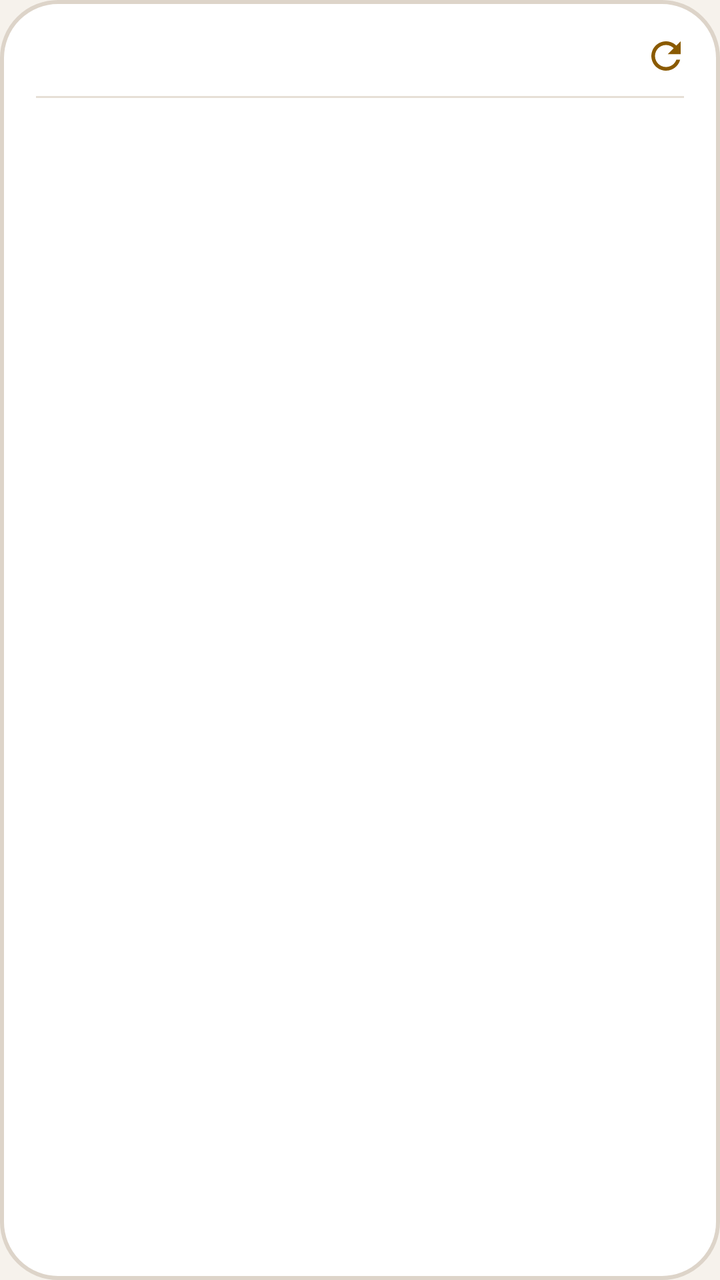
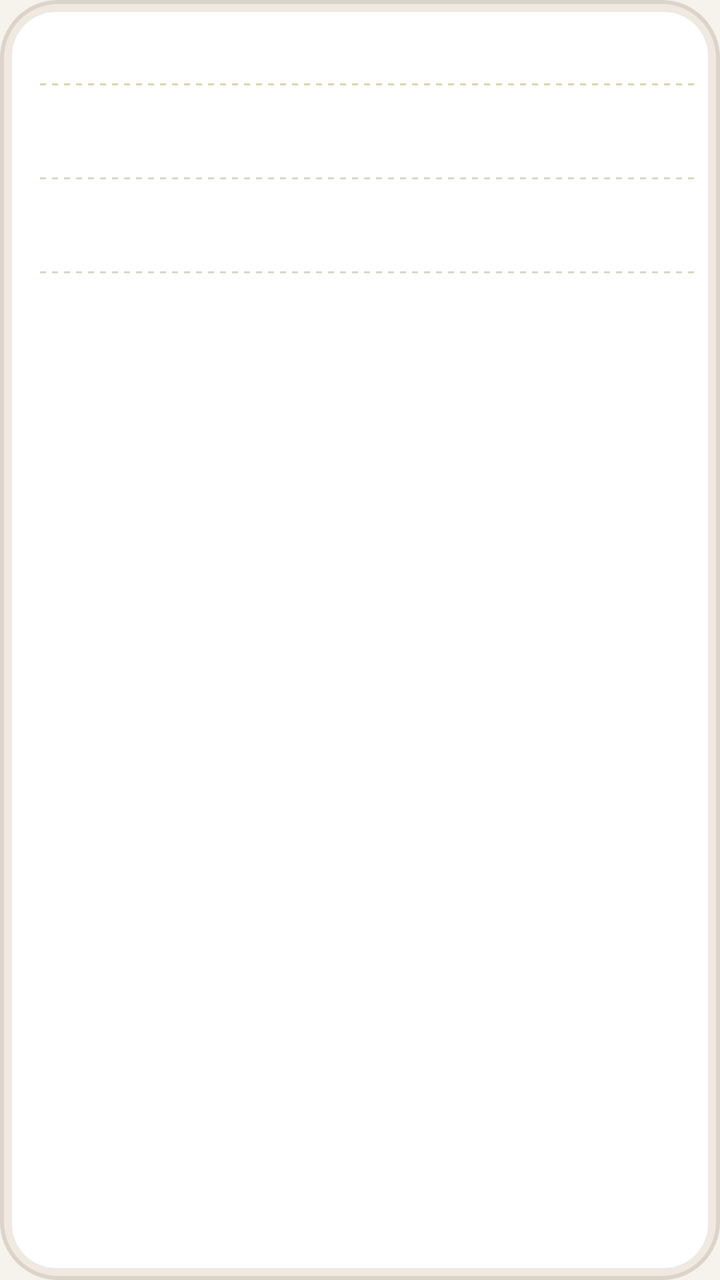

Screens rendered from an Android XML layout before and after an edit, with the pre-edit source and the edit as a unified diff.
<!-- AndroidManifest.xml: application theme Theme.PalinaRoma -->
<!-- res/layout/widget_tabellone.xml -->
<?xml version="1.0" encoding="utf-8"?>
<LinearLayout xmlns:android="http://schemas.android.com/apk/res/android"
    android:id="@+id/radice"
    android:layout_width="match_parent"
    android:layout_height="match_parent"
    android:background="@drawable/widget_fondo"
    android:orientation="vertical"
    android:paddingStart="18dp"
    android:paddingTop="12dp"
    android:paddingEnd="10dp"
    android:paddingBottom="10dp">

    <LinearLayout
        android:id="@+id/testata"
        android:layout_width="match_parent"
        android:layout_height="wrap_content"
        android:gravity="center_vertical"
        android:orientation="horizontal">

        <TextView
            android:id="@+id/etichetta"
            android:layout_width="wrap_content"
            android:layout_height="wrap_content"
            android:letterSpacing="0.1"
            android:maxLines="1"
            android:textColor="@color/widget_accento"
            android:textSize="12sp"
            android:textStyle="bold" />

        <TextView
            android:id="@+id/nome"
            android:layout_width="0dp"
            android:layout_height="wrap_content"
            android:layout_weight="1"
            android:ellipsize="end"
            android:maxLines="1"
            android:paddingStart="8dp"
            android:paddingEnd="6dp"
            android:textColor="@color/widget_tenue"
            android:textSize="13sp" />

        <TextView
            android:id="@+id/ora"
            android:layout_width="wrap_content"
            android:layout_height="wrap_content"
            android:fontFamily="@font/doto_nero"
            android:textColor="@color/widget_accento"
            android:textSize="17sp" />

        <ImageView
            android:id="@+id/aggiorna"
            android:layout_width="36dp"
            android:layout_height="32dp"
            android:paddingStart="8dp"
            android:paddingEnd="6dp"
            android:src="@drawable/ic_aggiorna" />
    </LinearLayout>

    <FrameLayout
        android:layout_width="match_parent"
        android:layout_height="1dp"
        android:layout_marginTop="4dp"
        android:layout_marginEnd="8dp"
        android:background="@color/widget_divisore" />

    <LinearLayout
        android:id="@+id/righe"
        android:layout_width="match_parent"
        android:layout_height="0dp"
        android:layout_weight="1"
        android:orientation="vertical">
    <LinearLayout
        android:id="@+id/riga1"
        android:layout_width="match_parent"
        android:layout_height="0dp"
        android:layout_weight="1"
        android:minHeight="40dp"
        android:gravity="center_vertical"
        android:orientation="horizontal"
        android:paddingEnd="6dp">

        <FrameLayout
            android:layout_width="wrap_content"
            android:layout_height="30dp"
            android:minWidth="42dp">

            <ImageView
                android:id="@+id/fondo1"
                android:layout_width="match_parent"
                android:layout_height="match_parent"
                android:importantForAccessibility="no"
                android:scaleType="fitXY"
                android:src="@drawable/widget_badge" />

            <TextView
                android:id="@+id/linea1"
                android:layout_width="wrap_content"
                android:layout_height="match_parent"
                android:layout_gravity="center"
                android:fontFamily="@font/doto_nero"
                android:gravity="center"
                android:maxLines="1"
                android:minWidth="42dp"
                android:paddingStart="5dp"
                android:paddingEnd="5dp"
                android:textColor="#FFFFFFFF"
                android:textSize="17sp" />
        </FrameLayout>

        <TextView
            android:id="@+id/capolinea1"
            android:layout_width="0dp"
            android:layout_height="wrap_content"
            android:layout_weight="1"
            android:ellipsize="end"
            android:maxLines="1"
            android:paddingStart="10dp"
            android:paddingEnd="6dp"
            android:textColor="@color/widget_testo"
            android:textSize="14sp" />

        <TextView
            android:id="@+id/tra1"
            android:layout_width="wrap_content"
            android:layout_height="wrap_content"
            android:fontFamily="@font/doto_nero"
            android:maxLines="1"
            android:textColor="@color/widget_accento"
            android:textSize="28sp" />
    </LinearLayout>
    <LinearLayout
        android:id="@+id/riga2"
        android:layout_width="match_parent"
        android:layout_height="0dp"
        android:layout_weight="1"
        android:minHeight="40dp"
        android:gravity="center_vertical"
        android:orientation="horizontal"
        android:paddingEnd="6dp">

        <FrameLayout
            android:layout_width="wrap_content"
            android:layout_height="30dp"
            android:minWidth="42dp">

            <ImageView
                android:id="@+id/fondo2"
                android:layout_width="match_parent"
                android:layout_height="match_parent"
                android:importantForAccessibility="no"
                android:scaleType="fitXY"
                android:src="@drawable/widget_badge" />

            <TextView
                android:id="@+id/linea2"
                android:layout_width="wrap_content"
                android:layout_height="match_parent"
                android:layout_gravity="center"
                android:fontFamily="@font/doto_nero"
                android:gravity="center"
                android:maxLines="1"
                android:minWidth="42dp"
                android:paddingStart="5dp"
                android:paddingEnd="5dp"
                android:textColor="#FFFFFFFF"
                android:textSize="17sp" />
        </FrameLayout>

        <TextView
            android:id="@+id/capolinea2"
            android:layout_width="0dp"
            android:layout_height="wrap_content"
            android:layout_weight="1"
            android:ellipsize="end"
            android:maxLines="1"
            android:paddingStart="10dp"
            android:paddingEnd="6dp"
            android:textColor="@color/widget_testo"
            android:textSize="14sp" />

        <TextView
            android:id="@+id/tra2"
            android:layout_width="wrap_content"
            android:layout_height="wrap_content"
            android:fontFamily="@font/doto_nero"
            android:maxLines="1"
            android:textColor="@color/widget_accento"
            android:textSize="28sp" />
    </LinearLayout>
    <LinearLayout
        android:id="@+id/riga3"
        android:layout_width="match_parent"
        android:layout_height="0dp"
        android:layout_weight="1"
        android:minHeight="40dp"
        android:gravity="center_vertical"
        android:orientation="horizontal"
        android:paddingEnd="6dp">

        <FrameLayout
            android:layout_width="wrap_content"
            android:layout_height="30dp"
            android:minWidth="42dp">

            <ImageView
                android:id="@+id/fondo3"
                android:layout_width="match_parent"
                android:layout_height="match_parent"
                android:importantForAccessibility="no"
                android:scaleType="fitXY"
                android:src="@drawable/widget_badge" />

            <TextView
                android:id="@+id/linea3"
                android:layout_width="wrap_content"
                android:layout_height="match_parent"
                android:layout_gravity="center"
                android:fontFamily="@font/doto_nero"
                android:gravity="center"
                android:maxLines="1"
                android:minWidth="42dp"
                android:paddingStart="5dp"
                android:paddingEnd="5dp"
                android:textColor="#FFFFFFFF"
                android:textSize="17sp" />
        </FrameLayout>

        <TextView
            android:id="@+id/capolinea3"
            android:layout_width="0dp"
            android:layout_height="wrap_content"
            android:layout_weight="1"
            android:ellipsize="end"
            android:maxLines="1"
            android:paddingStart="10dp"
            android:paddingEnd="6dp"
            android:textColor="@color/widget_testo"
            android:textSize="14sp" />

        <TextView
            android:id="@+id/tra3"
            android:layout_width="wrap_content"
            android:layout_height="wrap_content"
            android:fontFamily="@font/doto_nero"
            android:maxLines="1"
            android:textColor="@color/widget_accento"
            android:textSize="28sp" />
    </LinearLayout>
    </LinearLayout>

    <TextView
        android:id="@+id/nota"
        android:layout_width="match_parent"
        android:layout_height="wrap_content"
        android:ellipsize="end"
        android:maxLines="2"
        android:paddingTop="2dp"
        android:textColor="@color/widget_tenue"
        android:textSize="12sp" />
</LinearLayout>
<!-- resources referenced by this layout -->
<resources>
  <color name="widget_accento">#FF8A5A00</color>
  <color name="widget_divisore">#FFE6DFD6</color>
  <color name="widget_tenue">#FF5F5751</color>
  <color name="widget_testo">#FF1C1715</color>
  <!-- drawable ic_aggiorna (drawable) -->
  <?xml version="1.0" encoding="utf-8"?>
  <vector xmlns:android="http://schemas.android.com/apk/res/android"
      android:width="24dp"
      android:height="24dp"
      android:viewportWidth="24"
      android:viewportHeight="24">
      <path
          android:fillColor="@color/widget_accento"
          android:pathData="M17.65,6.35C16.2,4.9 14.21,4 12,4c-4.42,0 -7.99,3.58 -7.99,8s3.57,8 7.99,8c3.73,0 6.84,-2.55 7.73,-6h-2.08c-0.82,2.33 -3.04,4 -5.65,4 -3.31,0 -6,-2.69 -6,-6s2.69,-6 6,-6c1.66,0 3.14,0.69 4.22,1.78L13,11h7V4l-2.35,2.35z" />
  </vector>
  <!-- drawable widget_badge (drawable) -->
  <?xml version="1.0" encoding="utf-8"?>
  <shape xmlns:android="http://schemas.android.com/apk/res/android" android:shape="rectangle">
      <solid android:color="#FFFFFFFF" />
      <corners android:radius="7dp" />
  </shape>
  <!-- drawable widget_fondo (drawable) -->
  <?xml version="1.0" encoding="utf-8"?>
  <shape xmlns:android="http://schemas.android.com/apk/res/android" android:shape="rectangle">
      <solid android:color="@color/widget_fondo" />
      <stroke android:width="2dp" android:color="@color/widget_bordo" />
      <corners android:radius="28dp" />
  </shape>
  <style name="Theme.PalinaRoma" parent="android:Theme.Material.Light.NoActionBar">
          <item name="android:windowBackground">@color/sfondo</item>
      </style>
  <color name="widget_fondo">#FFFFFFFF</color>
  <color name="widget_bordo">#FFDDD4C9</color>
  <color name="sfondo">#FFF6F2EC</color>
</resources>

<!-- the commit's change to res/layout/widget_tabellone.xml (unified diff, before → after) -->
@@ -5,23 +5,24 @@
     android:layout_height="match_parent"
     android:background="@drawable/widget_fondo"
     android:orientation="vertical"
-    android:paddingStart="18dp"
-    android:paddingTop="12dp"
-    android:paddingEnd="10dp"
-    android:paddingBottom="10dp">
+    android:paddingStart="20dp"
+    android:paddingTop="16dp"
+    android:paddingEnd="12dp"
+    android:paddingBottom="12dp">
 
     <LinearLayout
         android:id="@+id/testata"
         android:layout_width="match_parent"
         android:layout_height="wrap_content"
         android:gravity="center_vertical"
-        android:orientation="horizontal">
+        android:orientation="horizontal"
+        android:paddingBottom="6dp">
 
         <TextView
             android:id="@+id/etichetta"
             android:layout_width="wrap_content"
             android:layout_height="wrap_content"
-            android:letterSpacing="0.1"
+            android:letterSpacing="0.117"
             android:maxLines="1"
             android:textColor="@color/widget_accento"
             android:textSize="12sp"
@@ -35,7 +36,7 @@
             android:ellipsize="end"
             android:maxLines="1"
             android:paddingStart="8dp"
-            android:paddingEnd="6dp"
+            android:paddingEnd="8dp"
             android:textColor="@color/widget_tenue"
             android:textSize="13sp" />
 
@@ -44,24 +45,16 @@
             android:layout_width="wrap_content"
             android:layout_height="wrap_content"
             android:fontFamily="@font/doto_nero"
+            android:includeFontPadding="false"
+            android:paddingEnd="8dp"
             android:textColor="@color/widget_accento"
             android:textSize="17sp" />
-
-        <ImageView
-            android:id="@+id/aggiorna"
-            android:layout_width="36dp"
-            android:layout_height="32dp"
-            android:paddingStart="8dp"
-            android:paddingEnd="6dp"
-            android:src="@drawable/ic_aggiorna" />
     </LinearLayout>
 
     <FrameLayout
         android:layout_width="match_parent"
         android:layout_height="1dp"
-        android:layout_marginTop="4dp"
-        android:layout_marginEnd="8dp"
-        android:background="@color/widget_divisore" />
+        android:background="@drawable/widget_tratto_testata" />
 
     <LinearLayout
         android:id="@+id/righe"
@@ -69,183 +62,195 @@
         android:layout_height="0dp"
         android:layout_weight="1"
         android:orientation="vertical">
-    <LinearLayout
-        android:id="@+id/riga1"
-        android:layout_width="match_parent"
-        android:layout_height="0dp"
-        android:layout_weight="1"
-        android:minHeight="40dp"
-        android:gravity="center_vertical"
-        android:orientation="horizontal"
-        android:paddingEnd="6dp">
+        <LinearLayout
+            android:id="@+id/riga1"
+            android:layout_width="match_parent"
+            android:layout_height="46dp"
+            android:gravity="center_vertical"
+            android:orientation="horizontal"
+            android:paddingEnd="8dp">
+
+            <FrameLayout
+                android:layout_width="wrap_content"
+                android:layout_height="30dp"
+                android:minWidth="42dp">
+
+                <ImageView
+                    android:id="@+id/fondo1"
+                    android:layout_width="match_parent"
+                    android:layout_height="match_parent"
+                    android:importantForAccessibility="no"
+                    android:scaleType="fitXY"
+                    android:src="@drawable/widget_badge" />
+
+                <TextView
+                    android:id="@+id/linea1"
+                    android:layout_width="wrap_content"
+                    android:layout_height="match_parent"
+                    android:layout_gravity="center"
+                    android:fontFamily="@font/doto_nero"
+                    android:gravity="center"
+                    android:includeFontPadding="false"
+                    android:maxLines="1"
+                    android:minWidth="42dp"
+                    android:paddingStart="5dp"
+                    android:paddingEnd="5dp"
+                    android:textColor="#FFFFFFFF"
+                    android:textSize="18sp" />
+            </FrameLayout>
+
+            <TextView
+                android:id="@+id/capolinea1"
+                android:layout_width="0dp"
+                android:layout_height="wrap_content"
+                android:layout_weight="1"
+                android:ellipsize="end"
+                android:maxLines="1"
+                android:paddingStart="10dp"
+                android:paddingEnd="10dp"
+                android:textColor="@color/widget_testo"
+                android:textSize="14sp" />
+
+            <TextView
+                android:id="@+id/tra1"
+                android:layout_width="wrap_content"
+                android:layout_height="wrap_content"
+                android:fontFamily="@font/doto_nero"
+                android:includeFontPadding="false"
+                android:maxLines="1"
+                android:textColor="@color/widget_accento"
+                android:textSize="28sp" />
+        </LinearLayout>
 
         <FrameLayout
-            android:layout_width="wrap_content"
-            android:layout_height="30dp"
-            android:minWidth="42dp">
-
-            <ImageView
-                android:id="@+id/fondo1"
-                android:layout_width="match_parent"
-                android:layout_height="match_parent"
-                android:importantForAccessibility="no"
-                android:scaleType="fitXY"
-                android:src="@drawable/widget_badge" />
-
-            <TextView
-                android:id="@+id/linea1"
-                android:layout_width="wrap_content"
-                android:layout_height="match_parent"
-                android:layout_gravity="center"
+            android:id="@+id/tratto1"
+            android:layout_width="match_parent"
+            android:layout_height="1dp"
+            android:background="@drawable/widget_tratto_riga" />
+        <LinearLayout
+            android:id="@+id/riga2"
+            android:layout_width="match_parent"
+            android:layout_height="46dp"
+            android:gravity="center_vertical"
+            android:orientation="horizontal"
+            android:paddingEnd="8dp">
+
+            <FrameLayout
+                android:layout_width="wrap_content"
+                android:layout_height="30dp"
+                android:minWidth="42dp">
+
+                <ImageView
+                    android:id="@+id/fondo2"
+                    android:layout_width="match_parent"
+                    android:layout_height="match_parent"
+                    android:importantForAccessibility="no"
+                    android:scaleType="fitXY"
+                    android:src="@drawable/widget_badge" />
+
+                <TextView
+                    android:id="@+id/linea2"
+                    android:layout_width="wrap_content"
+                    android:layout_height="match_parent"
+                    android:layout_gravity="center"
+                    android:fontFamily="@font/doto_nero"
+                    android:gravity="center"
+                    android:includeFontPadding="false"
+                    android:maxLines="1"
+                    android:minWidth="42dp"
+                    android:paddingStart="5dp"
+                    android:paddingEnd="5dp"
+                    android:textColor="#FFFFFFFF"
+                    android:textSize="18sp" />
+            </FrameLayout>
+
+            <TextView
+                android:id="@+id/capolinea2"
+                android:layout_width="0dp"
+                android:layout_height="wrap_content"
+                android:layout_weight="1"
+                android:ellipsize="end"
+                android:maxLines="1"
+                android:paddingStart="10dp"
+                android:paddingEnd="10dp"
+                android:textColor="@color/widget_testo"
+                android:textSize="14sp" />
+
+            <TextView
+                android:id="@+id/tra2"
+                android:layout_width="wrap_content"
+                android:layout_height="wrap_content"
                 android:fontFamily="@font/doto_nero"
-                android:gravity="center"
-                android:maxLines="1"
-                android:minWidth="42dp"
-                android:paddingStart="5dp"
-                android:paddingEnd="5dp"
-                android:textColor="#FFFFFFFF"
-                android:textSize="17sp" />
-        </FrameLayout>
-
-        <TextView
-            android:id="@+id/capolinea1"
-            android:layout_width="0dp"
-            android:layout_height="wrap_content"
-            android:layout_weight="1"
-            android:ellipsize="end"
-            android:maxLines="1"
-            android:paddingStart="10dp"
-            android:paddingEnd="6dp"
-            android:textColor="@color/widget_testo"
-            android:textSize="14sp" />
-
-        <TextView
-            android:id="@+id/tra1"
-            android:layout_width="wrap_content"
-            android:layout_height="wrap_content"
-            android:fontFamily="@font/doto_nero"
-            android:maxLines="1"
-            android:textColor="@color/widget_accento"
-            android:textSize="28sp" />
-    </LinearLayout>
-    <LinearLayout
-        android:id="@+id/riga2"
-        android:layout_width="match_parent"
-        android:layout_height="0dp"
-        android:layout_weight="1"
-        android:minHeight="40dp"
-        android:gravity="center_vertical"
-        android:orientation="horizontal"
-        android:paddingEnd="6dp">
+                android:includeFontPadding="false"
+                android:maxLines="1"
+                android:textColor="@color/widget_accento"
+                android:textSize="28sp" />
+        </LinearLayout>
 
         <FrameLayout
-            android:layout_width="wrap_content"
-            android:layout_height="30dp"
-            android:minWidth="42dp">
-
-            <ImageView
-                android:id="@+id/fondo2"
-                android:layout_width="match_parent"
-                android:layout_height="match_parent"
-                android:importantForAccessibility="no"
-                android:scaleType="fitXY"
-                android:src="@drawable/widget_badge" />
-
-            <TextView
-                android:id="@+id/linea2"
-                android:layout_width="wrap_content"
-                android:layout_height="match_parent"
-                android:layout_gravity="center"
+            android:id="@+id/tratto2"
+            android:layout_width="match_parent"
+            android:layout_height="1dp"
+            android:background="@drawable/widget_tratto_riga" />
+        <LinearLayout
+            android:id="@+id/riga3"
+            android:layout_width="match_parent"
+            android:layout_height="46dp"
+            android:gravity="center_vertical"
+            android:orientation="horizontal"
+            android:paddingEnd="8dp">
+
+            <FrameLayout
+                android:layout_width="wrap_content"
+                android:layout_height="30dp"
+                android:minWidth="42dp">
+
+                <ImageView
+                    android:id="@+id/fondo3"
+                    android:layout_width="match_parent"
+                    android:layout_height="match_parent"
+                    android:importantForAccessibility="no"
+                    android:scaleType="fitXY"
+                    android:src="@drawable/widget_badge" />
+
+                <TextView
+                    android:id="@+id/linea3"
+                    android:layout_width="wrap_content"
+                    android:layout_height="match_parent"
+                    android:layout_gravity="center"
+                    android:fontFamily="@font/doto_nero"
+                    android:gravity="center"
+                    android:includeFontPadding="false"
+                    android:maxLines="1"
+                    android:minWidth="42dp"
+                    android:paddingStart="5dp"
+                    android:paddingEnd="5dp"
+                    android:textColor="#FFFFFFFF"
+                    android:textSize="18sp" />
+            </FrameLayout>
+
+            <TextView
+                android:id="@+id/capolinea3"
+                android:layout_width="0dp"
+                android:layout_height="wrap_content"
+                android:layout_weight="1"
+                android:ellipsize="end"
+                android:maxLines="1"
+                android:paddingStart="10dp"
+                android:paddingEnd="10dp"
+                android:textColor="@color/widget_testo"
+                android:textSize="14sp" />
+
+            <TextView
+                android:id="@+id/tra3"
+                android:layout_width="wrap_content"
+                android:layout_height="wrap_content"
                 android:fontFamily="@font/doto_nero"
-                android:gravity="center"
-                android:maxLines="1"
-                android:minWidth="42dp"
-                android:paddingStart="5dp"
-                android:paddingEnd="5dp"
-                android:textColor="#FFFFFFFF"
-                android:textSize="17sp" />
-        </FrameLayout>
-
-        <TextView
-            android:id="@+id/capolinea2"
-            android:layout_width="0dp"
-            android:layout_height="wrap_content"
-            android:layout_weight="1"
-            android:ellipsize="end"
-            android:maxLines="1"
-            android:paddingStart="10dp"
-            android:paddingEnd="6dp"
-            android:textColor="@color/widget_testo"
-            android:textSize="14sp" />
-
-        <TextView
-            android:id="@+id/tra2"
-            android:layout_width="wrap_content"
-            android:layout_height="wrap_content"
-            android:fontFamily="@font/doto_nero"
-            android:maxLines="1"
-            android:textColor="@color/widget_accento"
-            android:textSize="28sp" />
-    </LinearLayout>
-    <LinearLayout
-        android:id="@+id/riga3"
-        android:layout_width="match_parent"
-        android:layout_height="0dp"
-        android:layout_weight="1"
-        android:minHeight="40dp"
-        android:gravity="center_vertical"
-        android:orientation="horizontal"
-        android:paddingEnd="6dp">
-
-        <FrameLayout
-            android:layout_width="wrap_content"
-            android:layout_height="30dp"
-            android:minWidth="42dp">
-
-            <ImageView
-                android:id="@+id/fondo3"
-                android:layout_width="match_parent"
-                android:layout_height="match_parent"
-                android:importantForAccessibility="no"
-                android:scaleType="fitXY"
-                android:src="@drawable/widget_badge" />
-
-            <TextView
-                android:id="@+id/linea3"
-                android:layout_width="wrap_content"
-                android:layout_height="match_parent"
-                android:layout_gravity="center"
-                android:fontFamily="@font/doto_nero"
-                android:gravity="center"
-                android:maxLines="1"
-                android:minWidth="42dp"
-                android:paddingStart="5dp"
-                android:paddingEnd="5dp"
-                android:textColor="#FFFFFFFF"
-                android:textSize="17sp" />
-        </FrameLayout>
-
-        <TextView
-            android:id="@+id/capolinea3"
-            android:layout_width="0dp"
-            android:layout_height="wrap_content"
-            android:layout_weight="1"
-            android:ellipsize="end"
-            android:maxLines="1"
-            android:paddingStart="10dp"
-            android:paddingEnd="6dp"
-            android:textColor="@color/widget_testo"
-            android:textSize="14sp" />
-
-        <TextView
-            android:id="@+id/tra3"
-            android:layout_width="wrap_content"
-            android:layout_height="wrap_content"
-            android:fontFamily="@font/doto_nero"
-            android:maxLines="1"
-            android:textColor="@color/widget_accento"
-            android:textSize="28sp" />
-    </LinearLayout>
+                android:includeFontPadding="false"
+                android:maxLines="1"
+                android:textColor="@color/widget_accento"
+                android:textSize="28sp" />
+        </LinearLayout>
     </LinearLayout>
 
     <TextView
@@ -254,7 +259,9 @@
         android:layout_height="wrap_content"
         android:ellipsize="end"
         android:maxLines="2"
-        android:paddingTop="2dp"
+        android:minHeight="28dp"
+        android:gravity="center_vertical"
+        android:paddingTop="4dp"
         android:textColor="@color/widget_tenue"
         android:textSize="12sp" />
 </LinearLayout>
<!-- resource entries referenced after the edit -->
@@ -1,20 +1,8 @@
 <!-- resources referenced by this layout -->
 <resources>
   <color name="widget_accento">#FF8A5A00</color>
-  <color name="widget_divisore">#FFE6DFD6</color>
   <color name="widget_tenue">#FF5F5751</color>
   <color name="widget_testo">#FF1C1715</color>
-  <!-- drawable ic_aggiorna (drawable) -->
-  <?xml version="1.0" encoding="utf-8"?>
-  <vector xmlns:android="http://schemas.android.com/apk/res/android"
-      android:width="24dp"
-      android:height="24dp"
-      android:viewportWidth="24"
-      android:viewportHeight="24">
-      <path
-          android:fillColor="@color/widget_accento"
-          android:pathData="M17.65,6.35C16.2,4.9 14.21,4 12,4c-4.42,0 -7.99,3.58 -7.99,8s3.57,8 7.99,8c3.73,0 6.84,-2.55 7.73,-6h-2.08c-0.82,2.33 -3.04,4 -5.65,4 -3.31,0 -6,-2.69 -6,-6s2.69,-6 6,-6c1.66,0 3.14,0.69 4.22,1.78L13,11h7V4l-2.35,2.35z" />
-  </vector>
   <!-- drawable widget_badge (drawable) -->
   <?xml version="1.0" encoding="utf-8"?>
   <shape xmlns:android="http://schemas.android.com/apk/res/android" android:shape="rectangle">
@@ -23,15 +11,40 @@
   </shape>
   <!-- drawable widget_fondo (drawable) -->
   <?xml version="1.0" encoding="utf-8"?>
-  <shape xmlns:android="http://schemas.android.com/apk/res/android" android:shape="rectangle">
-      <solid android:color="@color/widget_fondo" />
-      <stroke android:width="2dp" android:color="@color/widget_bordo" />
-      <corners android:radius="28dp" />
-  </shape>
+  <layer-list xmlns:android="http://schemas.android.com/apk/res/android">
+      <item>
+          <shape android:shape="rectangle">
+              <solid android:color="@color/widget_cornice" />
+              <stroke android:width="2dp" android:color="@color/widget_bordo" />
+              <corners android:radius="28dp" />
+          </shape>
+      </item>
+      <item android:left="6dp" android:top="6dp" android:right="6dp" android:bottom="6dp">
+          <shape android:shape="rectangle">
+              <solid android:color="@color/widget_fondo" />
+              <corners android:radius="22dp" />
+          </shape>
+      </item>
+  </layer-list>
+  <!-- drawable widget_tratto_riga (drawable) -->
+  <?xml version="1.0" encoding="utf-8"?>
+  <bitmap xmlns:android="http://schemas.android.com/apk/res/android"
+      android:src="@drawable/widget_tratto_riga_png"
+      android:tileModeX="repeat"
+      android:tileModeY="clamp" />
+  <!-- drawable widget_tratto_testata (drawable) -->
+  <?xml version="1.0" encoding="utf-8"?>
+  <bitmap xmlns:android="http://schemas.android.com/apk/res/android"
+      android:src="@drawable/widget_tratto_testata_png"
+      android:tileModeX="repeat"
+      android:tileModeY="clamp" />
   <style name="Theme.PalinaRoma" parent="android:Theme.Material.Light.NoActionBar">
           <item name="android:windowBackground">@color/sfondo</item>
       </style>
+  <color name="widget_cornice">#FFEFE9E1</color>
   <color name="widget_fondo">#FFFFFFFF</color>
+  <!-- drawable widget_tratto_riga_png: png bitmap (drawable-night-xxhdpi, 86 bytes) -->
+  <!-- drawable widget_tratto_testata_png: png bitmap (drawable-night-xxhdpi, 86 bytes) -->
   <color name="widget_bordo">#FFDDD4C9</color>
   <color name="sfondo">#FFF6F2EC</color>
 </resources>
